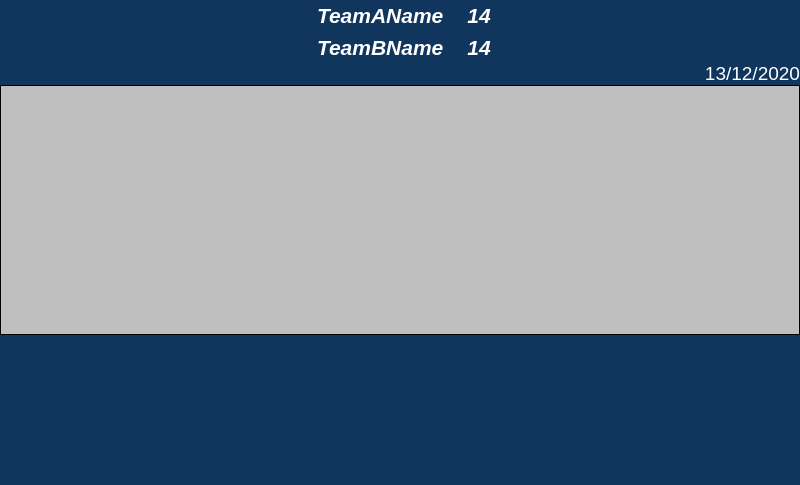
First picture: the form in fullmatchresultform.ui, repository xiaoyuanyangxu/sportroom-qt, before the edit.
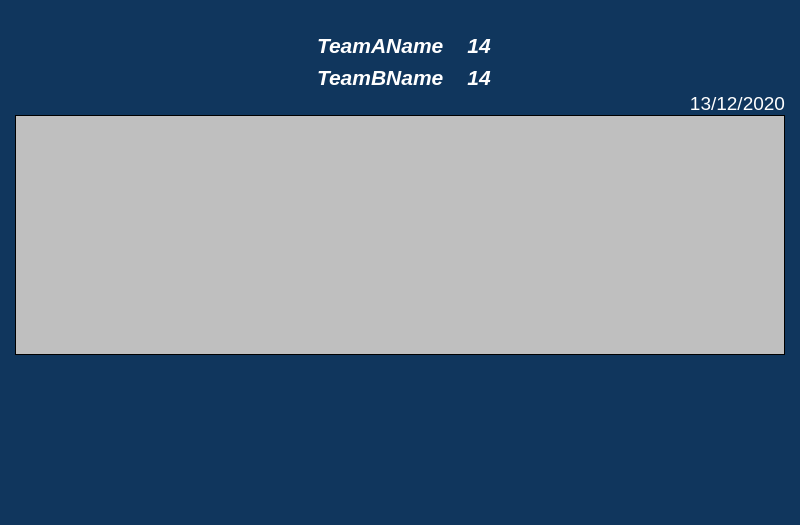
Second picture: the form after the edit. Custom widgets are drawn as their Qt base class.

What changed in the file:
```diff
--- a/fullmatchresultform.ui
+++ b/fullmatchresultform.ui
@@ -7,7 +7,7 @@
     <x>0</x>
     <y>0</y>
     <width>800</width>
-    <height>485</height>
+    <height>525</height>
    </rect>
   </property>
   <property name="minimumSize">
@@ -27,16 +27,16 @@
     <number>0</number>
    </property>
    <property name="leftMargin">
-    <number>0</number>
+    <number>15</number>
    </property>
    <property name="topMargin">
-    <number>0</number>
+    <number>30</number>
    </property>
    <property name="rightMargin">
-    <number>0</number>
+    <number>15</number>
    </property>
    <property name="bottomMargin">
-    <number>0</number>
+    <number>20</number>
    </property>
    <item>
     <widget class="QWidget" name="widget" native="true">
@@ -52,6 +52,9 @@
        <height>16777215</height>
       </size>
      </property>
+     <property name="autoFillBackground">
+      <bool>false</bool>
+     </property>
      <layout class="QHBoxLayout" name="horizontalLayout_3">
       <property name="leftMargin">
        <number>12</number>
@@ -74,7 +77,8 @@
          </sizepolicy>
         </property>
         <property name="styleSheet">
-         <string notr="true">border: none;</string>
+         <string notr="true">border: none;
+color: rgb(255, 255, 255);</string>
         </property>
         <property name="text">
          <string/>
@@ -310,7 +314,8 @@
          </sizepolicy>
         </property>
         <property name="styleSheet">
-         <string notr="true">border: none;</string>
+         <string notr="true">border: none;
+color: rgb(255, 255, 255);</string>
         </property>
         <property name="text">
          <string/>
@@ -385,7 +390,8 @@
          </sizepolicy>
         </property>
         <property name="styleSheet">
-         <string notr="true">border:none;</string>
+         <string notr="true">border: none;
+color: rgb(255, 255, 255);</string>
         </property>
         <property name="text">
          <string/>
@@ -440,7 +446,8 @@
          </sizepolicy>
         </property>
         <property name="styleSheet">
-         <string notr="true">border:none;</string>
+         <string notr="true">border: none;
+color: rgb(255, 255, 255);</string>
         </property>
         <property name="text">
          <string/>
```
